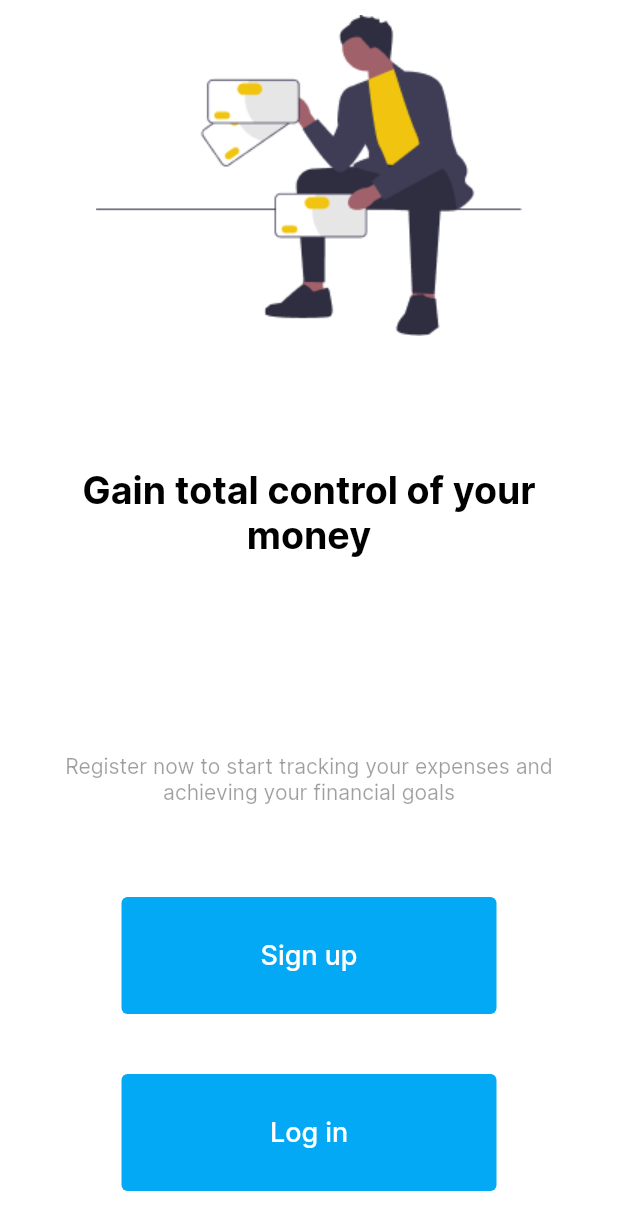
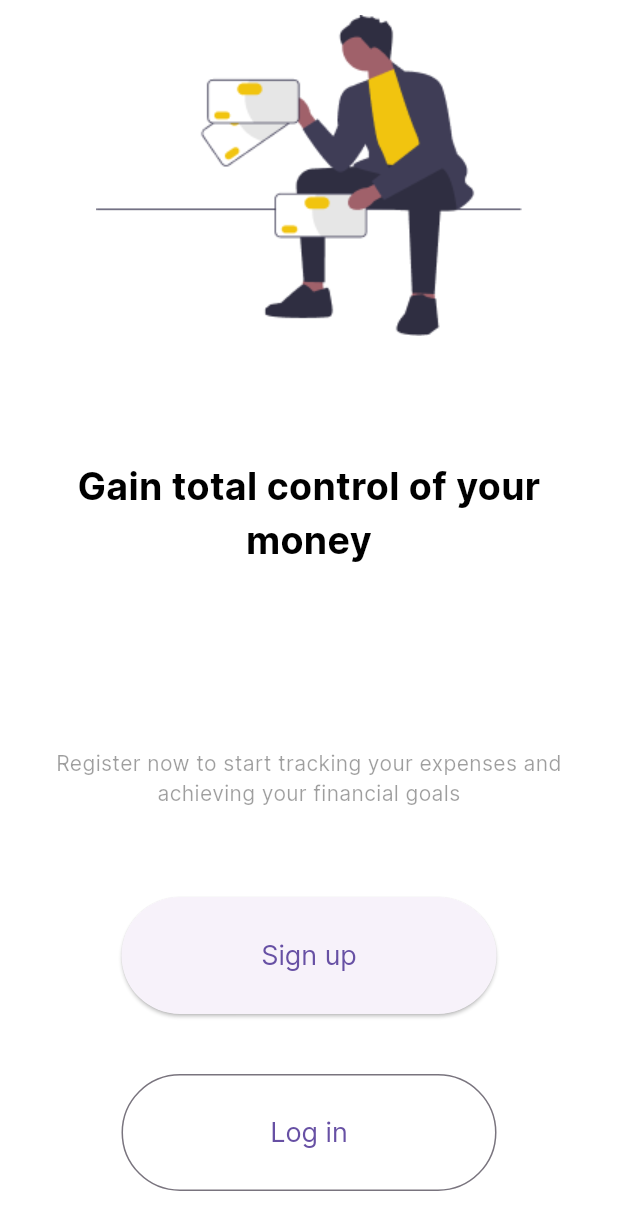
Before and after one commit to Santhosh1209/fintech, a Flutter app: the screen it shows after launch, on a phone screen of 412 x 824 dp. Shown: the top 1230 px of the screen. Run offline on Flutter 3.47's test engine with Material 2 defaults, Android fonts, the phone set to English and light mode, and no system bars; our stand-ins replace charts_flutter.

Commit message:
theme update, bottom sheet

```diff
--- a/lib/main.dart
+++ b/lib/main.dart
@@ -3,9 +3,11 @@ import 'package:flutter/material.dart';
 //import 'package:charts_flutter/flutter.dart' as charts;
 import 'bill_tracker.dart';
 import 'signup.dart';
+
 void main() {
   runApp(const homepage());
 }
+
 class homepage extends StatelessWidget {
   const homepage({Key? key}) : super(key: key);
 
@@ -21,6 +23,9 @@ class homepage extends StatelessWidget {
           ),
         ),
       ),
+      theme: ThemeData(
+        useMaterial3: true,
+      ),
     );
   }
 }
@@ -33,20 +38,22 @@ class fintech extends StatefulWidget {
 }
 
 class _fintechState extends State<fintech> {
+  final ButtonStyle style = ElevatedButton.styleFrom(textStyle: const TextStyle(fontSize: 18.0, fontFamily: 'Inter'));
+
   @override
   Widget build(BuildContext context) {
     return Column(
       crossAxisAlignment: CrossAxisAlignment.center,
       //crossAxisAlignment: CrossAxisAlignment.stretch,
       children: [
-        Image(image:
+        const Image(
+          image:
               //NetworkImage('file:///C:/Users/P.%20Santhosh/Downloads/Rain%20Credit.png'),
               AssetImage('images/Rain Credit.png'),
         ),
-        Expanded(
+        const Expanded(
           flex: 2,
-          child:
-          Padding(
+          child: Padding(
             padding: EdgeInsets.all(10.0),
             child: Center(
               child: Text(
@@ -62,9 +69,8 @@ class _fintechState extends State<fintech> {
             ),
           ),
         ),
-        Expanded(
-          child:
-          Padding(
+        const Expanded(
+          child: Padding(
             padding: EdgeInsets.all(10.0),
             child: Center(
               child: Text(
@@ -80,58 +86,36 @@ class _fintechState extends State<fintech> {
             ),
           ),
         ),
-        Expanded
-          (
-          child:
-          Padding(
+        Expanded(
+          child: Padding(
             padding: EdgeInsets.all(20.0),
-            child:
-            SizedBox(
+            child: SizedBox(
               width: 250,
-    child : TextButton(
-              onPressed: ()
-              {
-                Navigator.push(context, MaterialPageRoute(builder: (context) => SignUpPage()
-                ));
+              child: ElevatedButton(
+                onPressed: () {
+                  Navigator.push(context,
+                      MaterialPageRoute(builder: (context) => SignUpPage()));
                 },
-              style: TextButton.styleFrom(
-                backgroundColor: Colors.lightBlue,
-              ),
-              child: Text(
+                style: style,
+                child: const Text(
                   'Sign up',
-                style: TextStyle(
-                  fontFamily: 'Inter',
-                  color: Colors.white,
-                  fontSize: 18.0,
                 ),
               ),
             ),
           ),
         ),
-        ),
-        Expanded
-          (
-          child:
-          Padding(
+        Expanded(
+          child: Padding(
             padding: EdgeInsets.all(20.0),
-            child: SizedBox
-              (
+            child: SizedBox(
               width: 250,
-              child: TextButton(
-              onPressed: ()
-              {
+              child: OutlinedButton(
+                onPressed: () {
                   //true
                 },
-              style: TextButton.styleFrom(
-                backgroundColor: Colors.lightBlue,
-              ),
-              child: Text(
+                style: style,
+                child: const Text(
                   'Log in',
-                style: TextStyle(
-                  fontFamily: 'Inter',
-                  color: Colors.white,
-                  fontSize: 18.0,
-                ),
                 ),
               ),
             ),
```
Also changed, not shown: lib/bill_tracker.dart (+43 -14 lines), pubspec.lock, 1 other file. Lines whose indentation alone changed are shown as unchanged.
